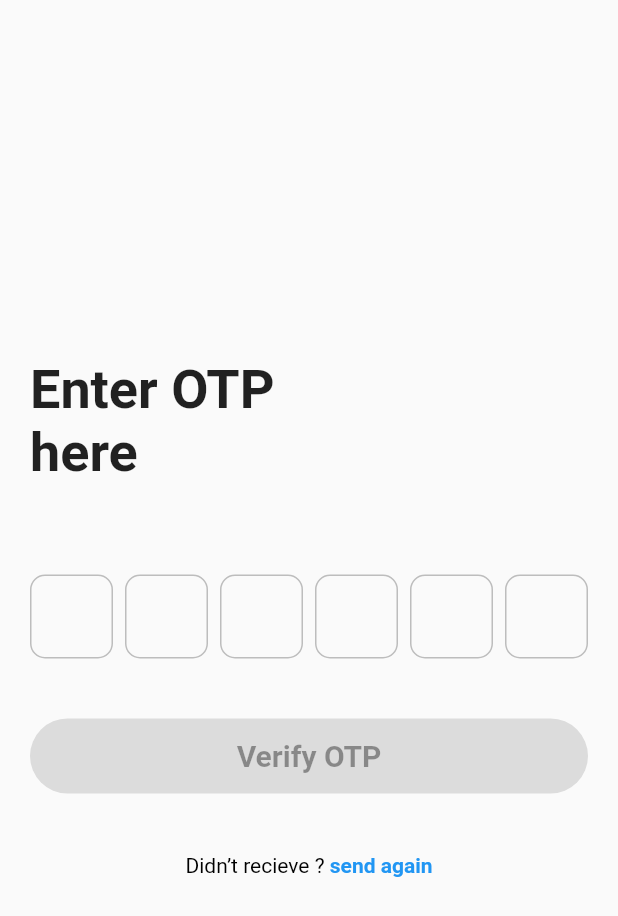
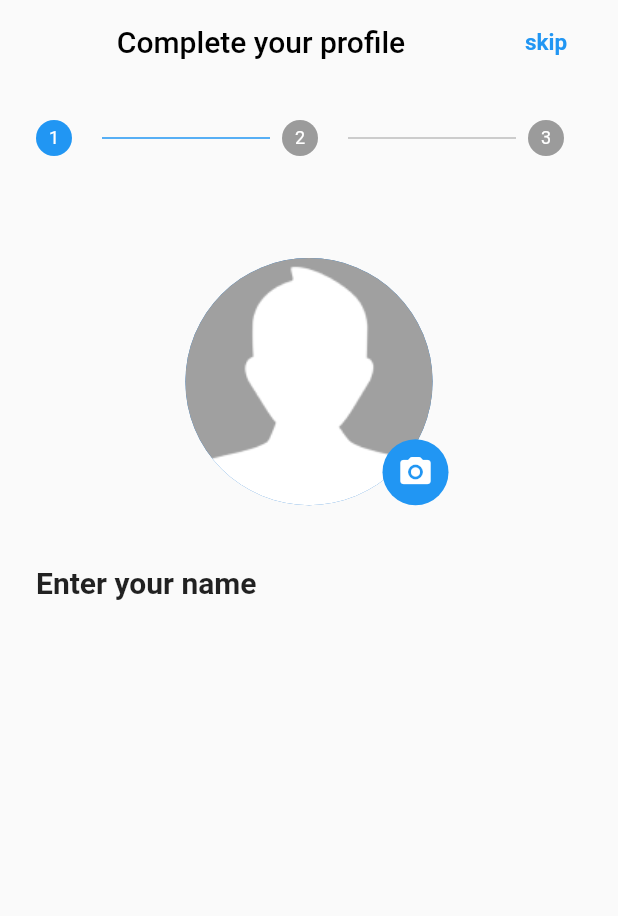
Before and after one commit to parbat680/tsec_frontend_team-07, a Flutter app: the screen it shows after launch, on a phone screen of 412 x 824 dp. Shown: the top 916 px of the screen. Run offline on Flutter 3.47's test engine with Material 2 defaults, Android fonts, the phone set to English and light mode, and no system bars; drawn by our look-alikes of loader_overlay, pinput; our stand-ins replace firebase_auth, firebase_core, get, image_picker; accounts and stored records are empty.

Commit message:
otp verification done and profile stepper added

```diff
--- a/lib/main.dart
+++ b/lib/main.dart
@@ -3,8 +3,12 @@ import 'dart:developer';
 import 'package:flutter/material.dart';
 import 'package:firebase_core/firebase_core.dart';
 import 'package:get/get.dart';
+import 'package:loader_overlay/loader_overlay.dart';
+import 'package:tsec_app/controllers/auth_controller.dart';
 import 'package:tsec_app/views/auth/login_screen.dart';
 import 'package:tsec_app/views/auth/otp_screen.dart';
+import 'package:tsec_app/views/home/home.dart';
+import 'package:tsec_app/views/home/profileSetup/userDetails.dart';
 import 'firebase_options.dart';
 
 void main() async {
@@ -16,6 +20,7 @@ void main() async {
   } catch (e) {
     log("Firebase not Initialized ...");
   }
+  Get.put(AuthController());
   runApp(const MyApp());
 }
 
@@ -30,7 +35,9 @@ class MyApp extends StatelessWidget {
         primarySwatch: Colors.blue,
       ),
       debugShowCheckedModeBanner: false,
-      home: OtpScreen(),
+      home: LoaderOverlay(
+        child: UserDetailsScreen(),
+      ),
     );
   }
 }
--- /dev/null
+++ b/lib/views/home/profileSetup/steps/user_info.dart
@@ -0,0 +1,128 @@
+import 'dart:io';
+
+import 'package:flutter/cupertino.dart';
+import 'package:flutter/material.dart';
+import 'package:flutter/src/foundation/key.dart';
+import 'package:flutter/src/widgets/framework.dart';
+import 'package:image_picker/image_picker.dart';
+
+class UserInfoScreen extends StatefulWidget {
+  UserInfoScreen({Key? key}) : super(key: key);
+
+  @override
+  State<UserInfoScreen> createState() => _UserInfoScreenState();
+}
+
+class _UserInfoScreenState extends State<UserInfoScreen> {
+  File? _image;
+
+  PopupSelector(context) {
+    showModalBottomSheet(
+        context: context,
+        builder: (BuildContext bc) {
+          return SafeArea(
+            child: Wrap(
+              children: [
+                ListTile(
+                  tileColor: Theme.of(context).cardColor,
+                  leading: Icon(
+                    Icons.image,
+                  ),
+                  title: Text(
+                    "Choose from gallery",
+                    style: TextStyle(),
+                  ),
+                  onTap: () {
+                    Navigator.pop(context);
+                    _galleryPick();
+                  },
+                ),
+                ListTile(
+                  tileColor: Theme.of(context).cardColor,
+                  leading: Icon(
+                    Icons.camera_enhance_rounded,
+                  ),
+                  title: Text("Choose from camera", style: TextStyle()),
+                  onTap: () {
+                    Navigator.pop(context);
+                    _cameraPick();
+                  },
+                ),
+              ],
+            ),
+          );
+        });
+  }
+
+  _cameraPick() async {
+    final picked = await ImagePicker().pickImage(source: ImageSource.camera);
+
+    if (picked != null) {
+      setState(() {
+        _image = File(picked.path);
+      });
+    }
+  }
+
+  _galleryPick() async {
+    final picked = await ImagePicker().pickImage(source: ImageSource.gallery);
+    if (picked != null) {
+      setState(() {
+        _image = File(picked.path);
+      });
+    }
+  }
+
+  @override
+  Widget build(BuildContext context) {
+    double width = MediaQuery.of(context).size.width;
+    double height = MediaQuery.of(context).size.height;
+    return Column(
+      crossAxisAlignment: CrossAxisAlignment.start,
+      children: [
+        Align(
+          alignment: Alignment.center,
+          child: Stack(children: [
+            Container(
+              margin: const EdgeInsets.only(top: 20),
+              width: width / 2,
+              height: height * 0.2,
+              child: _image == null
+                  ? CircleAvatar(
+                      backgroundImage:
+                          AssetImage('assets/images/profile_default.png'),
+                    )
+                  : CircleAvatar(backgroundImage: FileImage(_image!)),
+            ),
+            Positioned(
+              bottom: 0.0,
+              right: 10.0,
+              child: InkWell(
+                onTap: () => PopupSelector(context),
+                child: Container(
+                  padding: const EdgeInsets.all(10),
+                  decoration: const BoxDecoration(
+                    color: Colors.blue,
+                    shape: BoxShape.circle,
+                  ),
+                  child: const Icon(
+                    Icons.camera_alt_rounded,
+                    color: Colors.white,
+                  ),
+                ),
+              ),
+            ),
+          ]),
+        ),
+        SizedBox(
+          height: 40,
+        ),
+        Text(
+          "Enter your name",
+          style: TextStyle(fontSize: 20, fontWeight: FontWeight.w600),
+          textAlign: TextAlign.center,
+        ),
+      ],
+    );
+  }
+}
--- /dev/null
+++ b/lib/views/home/profileSetup/userDetails.dart
@@ -0,0 +1,77 @@
+import 'package:flutter/cupertino.dart';
+import 'package:flutter/material.dart';
+
+import 'package:get/get.dart';
+
+import 'package:tsec_app/views/home/home.dart';
+import 'package:tsec_app/views/home/profileSetup/steps/user_info.dart';
+
+class UserDetailsScreen extends StatelessWidget {
+  UserDetailsScreen({Key? key}) : super(key: key);
+
+  RxInt _currentStep = 0.obs;
+  @override
+  Widget build(BuildContext context) {
+    return SafeArea(
+      child: Scaffold(
+        appBar: AppBar(
+          backgroundColor: Colors.grey[50],
+          elevation: 0,
+          title: Row(
+            children: [
+              Expanded(
+                child: Text(
+                  "Complete your profile",
+                  style: TextStyle(color: Colors.black),
+                  textAlign: TextAlign.center,
+                ),
+              ),
+              TextButton(
+                onPressed: () {},
+                child: Text(
+                  "skip",
+                  style: TextStyle(fontSize: 15, fontWeight: FontWeight.bold),
+                  textAlign: TextAlign.center,
+                ),
+              )
+            ],
+          ),
+        ),
+        body: Stepper(
+          controlsBuilder: (c, _) => Container(),
+          physics: BouncingScrollPhysics(),
+          type: StepperType.horizontal,
+          currentStep: _currentStep.value,
+          onStepTapped: (index) => _currentStep.value = index,
+          elevation: 0,
+          steps: [
+            Step(
+              title: Text(''),
+              content: UserInfoScreen(),
+              isActive: _currentStep.value >= 0,
+              state: _currentStep.value > 0
+                  ? StepState.complete
+                  : StepState.disabled,
+            ),
+            Step(
+              title: Text(''),
+              content: HomeScreen(),
+              isActive: _currentStep.value >= 1,
+              state: _currentStep.value > 1
+                  ? StepState.complete
+                  : StepState.disabled,
+            ),
+            Step(
+              title: Text(''),
+              content: HomeScreen(),
+              isActive: _currentStep.value >= 2,
+              state: _currentStep.value > 2
+                  ? StepState.complete
+                  : StepState.disabled,
+            ),
+          ],
+        ),
+      ),
+    );
+  }
+}
```
Also changed, not shown: lib/controllers/auth_controller.dart (added, +14 -0 lines), lib/network/otp_verify.dart (+20 -3 lines), lib/views/auth/login_screen.dart (+17 -4 lines), lib/views/auth/otp_screen.dart (+24 -4 lines), lib/views/home/home.dart (added, +16 -0 lines), pubspec.yaml (+5 -3 lines), assets/images/profile_default.png (added), pubspec.lock, 1 other file.
